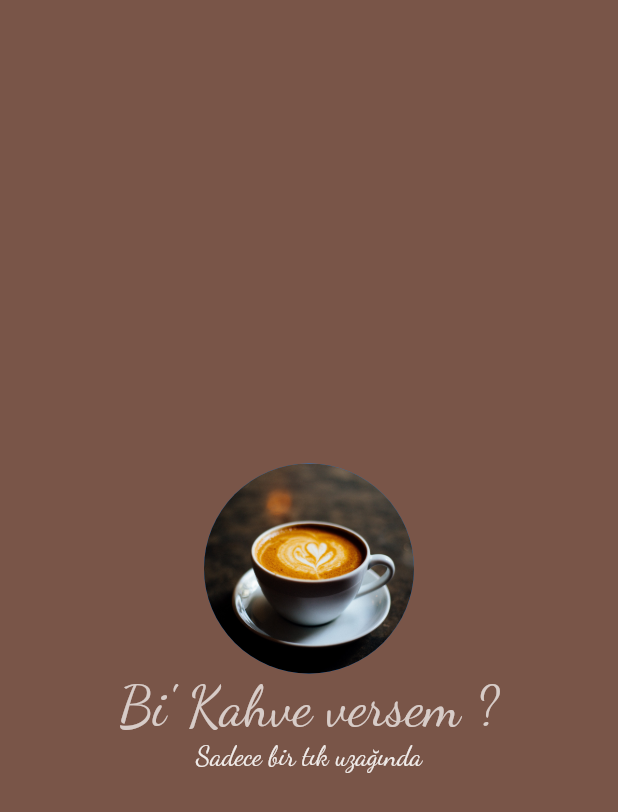
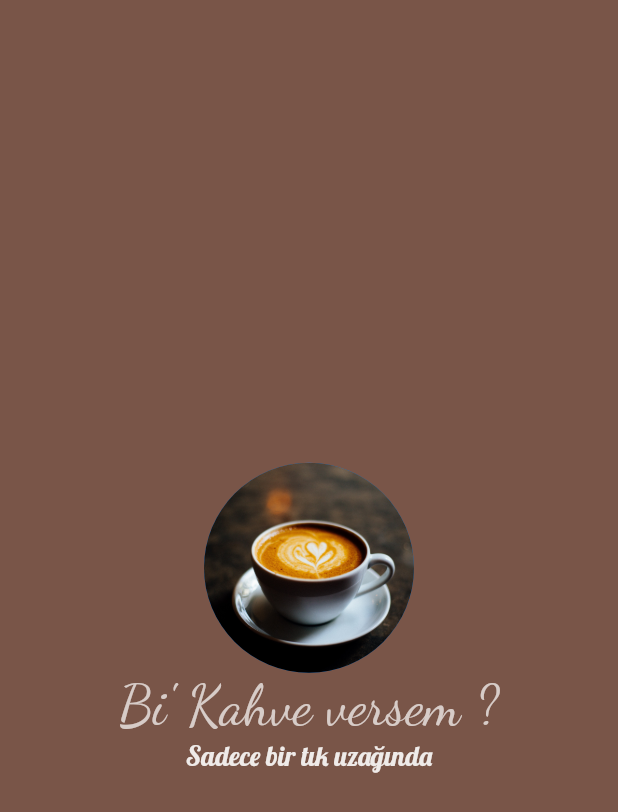
Before and after one commit to SlenderShout/flutter_app, a Flutter app: the screen it shows after launch, on a phone screen of 412 x 824 dp. Shown: the top 812 px of the screen. Run offline on Flutter 3.47's test engine with Material 2 defaults, Android fonts, the phone set to English and light mode, and no system bars; our stand-ins replace google_fonts.

Commit message:
Using GoogleFonts

```diff
--- a/lib/main.dart
+++ b/lib/main.dart
@@ -1,4 +1,5 @@
 import 'package:flutter/material.dart';
+import 'package:google_fonts/google_fonts.dart';
 
 void main() => runApp(
       /*MaterialApp(
@@ -48,12 +49,12 @@ class MyApp extends StatelessWidget {
           child: Center(
             child: Column(
               mainAxisSize: MainAxisSize.min,
-              children: const [
-                CircleAvatar(
+              children: [
+                const CircleAvatar(
                   radius: 70,
                   backgroundImage: AssetImage('assets/images/kahve.jpg'),
                 ),
-                Text(
+                const Text(
                   "Bi' Kahve versem ?",
                   style: TextStyle(
                     fontFamily: 'DancingScript',
@@ -63,16 +64,21 @@ class MyApp extends StatelessWidget {
                 ),
                 Text(
                   'Sadece bir tık uzağında',
-                  style: TextStyle(
-                    fontFamily: 'DancingScript',
+                  style: GoogleFonts.lobster(
                     fontSize: 18,
                     color: Color(0xffefebe9),
                   ),
                 ),
+                /*TextStyle(
+                    fontFamily: 'DancingScript',
+                    fontSize: 18,
+                    color: Color(0xffefebe9),
+                  ),*/
               ],
             ),
           ),
-          /*Column(
+        ),
+        /*Column(
             mainAxisSize: MainAxisSize.max,
             mainAxisAlignment: MainAxisAlignment.spaceEvenly,
             crossAxisAlignment: CrossAxisAlignment.stretch,
@@ -105,7 +111,7 @@ class MyApp extends StatelessWidget {
               )
             ],
           ),*/
-          /*Row(
+        /*Row(
             crossAxisAlignment: CrossAxisAlignment.stretch,
             children: [
               Flexible(
@@ -140,7 +146,7 @@ class MyApp extends StatelessWidget {
               ),
             ],
           ),*/ // Row Widgeti
-          /*Column(
+        /*Column(
             crossAxisAlignment: CrossAxisAlignment.stretch,
             children: [
               Container(
@@ -169,7 +175,7 @@ class MyApp extends StatelessWidget {
               ),
             ],
           ),*/ //Column Widgeti
-          /*Container(
+        /*Container(
             //transform: Matrix4.rotationZ(-0.2),
             width: 100,
             height: 100,
@@ -193,7 +199,6 @@ class MyApp extends StatelessWidget {
               ),
             ),
           ),*/ // Tekli Container
-        ),
       ),
     );
   }
--- a/pubspec.yaml
+++ b/pubspec.yaml
@@ -34,6 +34,7 @@ dependencies:
   # The following adds the Cupertino Icons font to your application.
   # Use with the CupertinoIcons class for iOS style icons.
   cupertino_icons: ^1.0.2
+  google_fonts: ^3.0.1
 
 dev_dependencies:
   flutter_test:
```
Also changed, not shown: pubspec.lock, 1 other file.
